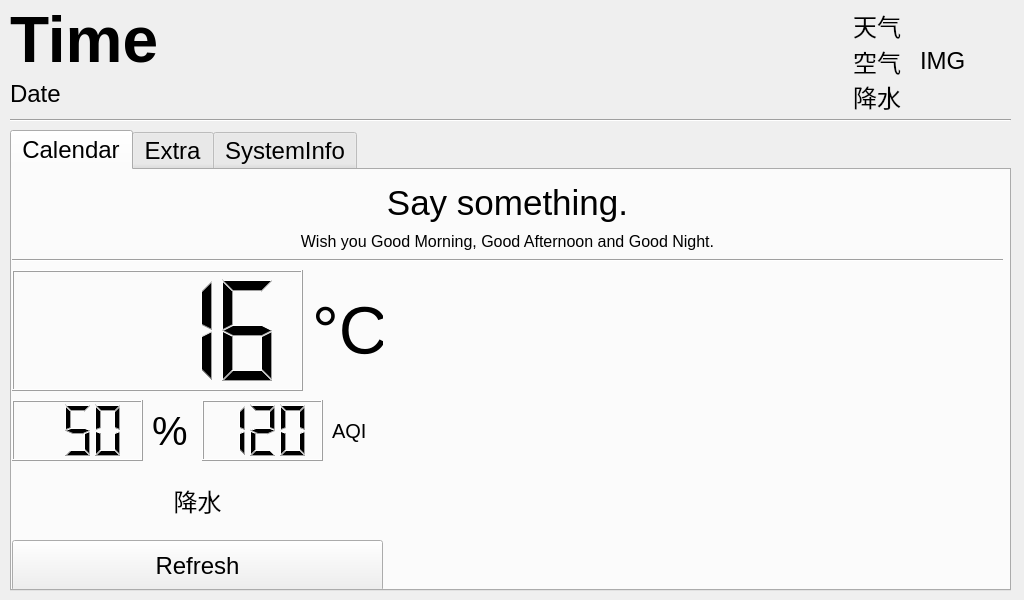
Above: widget.ui from FibreCase/Smart_Desktop before the change. Below: the same form after it.
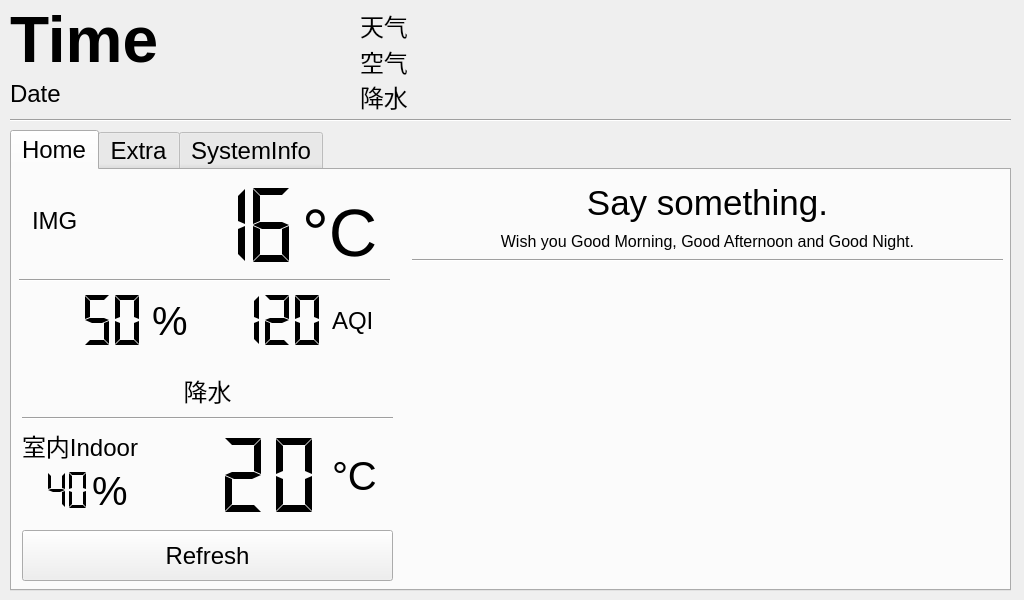
That is the form after the change.

Commit message: 更新室内温度显示

```diff
--- a/widget.ui
+++ b/widget.ui
@@ -63,14 +63,14 @@
    </property>
    <widget class="QWidget" name="tab">
     <attribute name="title">
-     <string>Calendar</string>
+     <string>Home</string>
     </attribute>
     <widget class="Line" name="line_4">
      <property name="geometry">
       <rect>
-       <x>0</x>
+       <x>400</x>
        <y>80</y>
-       <width>991</width>
+       <width>591</width>
        <height>20</height>
       </rect>
      </property>
@@ -81,9 +81,9 @@
     <widget class="QWidget" name="verticalLayoutWidget_3">
      <property name="geometry">
       <rect>
-       <x>0</x>
+       <x>400</x>
        <y>10</y>
-       <width>991</width>
+       <width>591</width>
        <height>71</height>
       </rect>
      </property>
@@ -103,6 +103,9 @@
         <property name="alignment">
          <set>Qt::AlignmentFlag::AlignCenter</set>
         </property>
+        <property name="wordWrap">
+         <bool>true</bool>
+        </property>
        </widget>
       </item>
       <item>
@@ -139,31 +142,40 @@
     <widget class="QLabel" name="msgImgLabel">
      <property name="geometry">
       <rect>
-       <x>380</x>
+       <x>400</x>
        <y>100</y>
-       <width>611</width>
+       <width>591</width>
        <height>311</height>
       </rect>
      </property>
      <property name="text">
       <string/>
      </property>
+     <property name="wordWrap">
+      <bool>false</bool>
+     </property>
     </widget>
     <widget class="QLCDNumber" name="humiLcdNumber">
      <property name="geometry">
       <rect>
-       <x>0</x>
-       <y>230</y>
-       <width>131</width>
+       <x>30</x>
+       <y>120</y>
+       <width>111</width>
        <height>61</height>
       </rect>
      </property>
      <property name="layoutDirection">
       <enum>Qt::LayoutDirection::LeftToRight</enum>
      </property>
+     <property name="frameShape">
+      <enum>QFrame::Shape::NoFrame</enum>
+     </property>
      <property name="digitCount">
       <number>3</number>
      </property>
+     <property name="segmentStyle">
+      <enum>QLCDNumber::SegmentStyle::Flat</enum>
+     </property>
      <property name="intValue" stdset="0">
       <number>50</number>
      </property>
@@ -171,14 +183,20 @@
     <widget class="QLCDNumber" name="tempLcdNumber">
      <property name="geometry">
       <rect>
-       <x>0</x>
-       <y>100</y>
-       <width>291</width>
-       <height>121</height>
+       <x>140</x>
+       <y>10</y>
+       <width>151</width>
+       <height>91</height>
       </rect>
      </property>
+     <property name="frameShape">
+      <enum>QFrame::Shape::NoFrame</enum>
+     </property>
      <property name="digitCount">
-      <number>4</number>
+      <number>3</number>
+     </property>
+     <property name="segmentStyle">
+      <enum>QLCDNumber::SegmentStyle::Flat</enum>
      </property>
      <property name="intValue" stdset="0">
       <number>16</number>
@@ -187,8 +205,8 @@
     <widget class="QPushButton" name="refreshButton">
      <property name="geometry">
       <rect>
-       <x>0</x>
-       <y>370</y>
+       <x>10</x>
+       <y>360</y>
        <width>371</width>
        <height>51</height>
       </rect>
@@ -207,8 +225,8 @@
      <property name="geometry">
       <rect>
        <x>140</x>
-       <y>230</y>
-       <width>41</width>
+       <y>120</y>
+       <width>51</width>
        <height>61</height>
       </rect>
      </property>
@@ -228,10 +246,10 @@
     <widget class="QLabel" name="label_6">
      <property name="geometry">
       <rect>
-       <x>300</x>
-       <y>100</y>
-       <width>71</width>
-       <height>121</height>
+       <x>290</x>
+       <y>10</y>
+       <width>81</width>
+       <height>91</height>
       </rect>
      </property>
      <property name="font">
@@ -244,21 +262,27 @@
       <string>°C</string>
      </property>
      <property name="alignment">
-      <set>Qt::AlignmentFlag::AlignLeading|Qt::AlignmentFlag::AlignLeft|Qt::AlignmentFlag::AlignVCenter</set>
+      <set>Qt::AlignmentFlag::AlignBottom|Qt::AlignmentFlag::AlignLeading|Qt::AlignmentFlag::AlignLeft</set>
      </property>
     </widget>
     <widget class="QLCDNumber" name="airLcdNumber">
      <property name="geometry">
       <rect>
-       <x>190</x>
-       <y>230</y>
-       <width>121</width>
+       <x>210</x>
+       <y>120</y>
+       <width>111</width>
        <height>61</height>
       </rect>
      </property>
+     <property name="frameShape">
+      <enum>QFrame::Shape::NoFrame</enum>
+     </property>
      <property name="digitCount">
       <number>3</number>
      </property>
+     <property name="segmentStyle">
+      <enum>QLCDNumber::SegmentStyle::Flat</enum>
+     </property>
      <property name="intValue" stdset="0">
       <number>120</number>
      </property>
@@ -267,15 +291,15 @@
      <property name="geometry">
       <rect>
        <x>320</x>
-       <y>230</y>
-       <width>51</width>
+       <y>120</y>
+       <width>61</width>
        <height>61</height>
       </rect>
      </property>
      <property name="font">
       <font>
        <family>Arial</family>
-       <pointsize>15</pointsize>
+       <pointsize>18</pointsize>
       </font>
      </property>
      <property name="text">
@@ -288,43 +312,34 @@
     <widget class="QLabel" name="raininfoLabel_2">
      <property name="geometry">
       <rect>
-       <x>0</x>
-       <y>300</y>
+       <x>10</x>
+       <y>190</y>
        <width>371</width>
        <height>61</height>
       </rect>
      </property>
+     <property name="font">
+      <font>
+       <family>Arial</family>
+       <pointsize>18</pointsize>
+      </font>
+     </property>
      <property name="text">
       <string>降水</string>
      </property>
      <property name="alignment">
       <set>Qt::AlignmentFlag::AlignCenter</set>
      </property>
-    </widget>
-   </widget>
-   <widget class="QWidget" name="tab_3">
-    <attribute name="title">
-     <string>Extra</string>
-    </attribute>
-    <widget class="QPushButton" name="vwButton">
-     <property name="geometry">
-      <rect>
-       <x>10</x>
-       <y>60</y>
-       <width>311</width>
-       <height>61</height>
-      </rect>
+     <property name="wordWrap">
+      <bool>true</bool>
      </property>
-     <property name="text">
-      <string>Bilibili Live</string>
-     </property>
     </widget>
-    <widget class="Line" name="line_2">
+    <widget class="Line" name="line_5">
      <property name="geometry">
       <rect>
        <x>10</x>
-       <y>40</y>
-       <width>311</width>
+       <y>240</y>
+       <width>371</width>
        <height>16</height>
       </rect>
      </property>
@@ -332,20 +347,168 @@
       <enum>Qt::Orientation::Horizontal</enum>
      </property>
     </widget>
+    <widget class="QLabel" name="weatherimgLabel">
+     <property name="geometry">
+      <rect>
+       <x>20</x>
+       <y>10</y>
+       <width>81</width>
+       <height>81</height>
+      </rect>
+     </property>
+     <property name="text">
+      <string>IMG</string>
+     </property>
+    </widget>
+    <widget class="Line" name="line_3">
+     <property name="geometry">
+      <rect>
+       <x>7</x>
+       <y>100</y>
+       <width>371</width>
+       <height>20</height>
+      </rect>
+     </property>
+     <property name="orientation">
+      <enum>Qt::Orientation::Horizontal</enum>
+     </property>
+    </widget>
+    <widget class="QLCDNumber" name="inTempLcdNumber">
+     <property name="geometry">
+      <rect>
+       <x>150</x>
+       <y>260</y>
+       <width>171</width>
+       <height>91</height>
+      </rect>
+     </property>
+     <property name="frameShape">
+      <enum>QFrame::Shape::NoFrame</enum>
+     </property>
+     <property name="smallDecimalPoint">
+      <bool>true</bool>
+     </property>
+     <property name="digitCount">
+      <number>3</number>
+     </property>
+     <property name="mode">
+      <enum>QLCDNumber::Mode::Dec</enum>
+     </property>
+     <property name="segmentStyle">
+      <enum>QLCDNumber::SegmentStyle::Flat</enum>
+     </property>
+     <property name="value" stdset="0">
+      <double>20.199999999999999</double>
+     </property>
+     <property name="intValue" stdset="0">
+      <number>20</number>
+     </property>
+    </widget>
+    <widget class="QLabel" name="label_8">
+     <property name="geometry">
+      <rect>
+       <x>320</x>
+       <y>260</y>
+       <width>51</width>
+       <height>91</height>
+      </rect>
+     </property>
+     <property name="font">
+      <font>
+       <family>Arial</family>
+       <pointsize>30</pointsize>
+      </font>
+     </property>
+     <property name="text">
+      <string>°C</string>
+     </property>
+     <property name="alignment">
+      <set>Qt::AlignmentFlag::AlignLeading|Qt::AlignmentFlag::AlignLeft|Qt::AlignmentFlag::AlignVCenter</set>
+     </property>
+    </widget>
+    <widget class="QLCDNumber" name="inHumiLcdNumber">
+     <property name="geometry">
+      <rect>
+       <x>10</x>
+       <y>290</y>
+       <width>71</width>
+       <height>61</height>
+      </rect>
+     </property>
+     <property name="frameShape">
+      <enum>QFrame::Shape::NoFrame</enum>
+     </property>
+     <property name="digitCount">
+      <number>3</number>
+     </property>
+     <property name="segmentStyle">
+      <enum>QLCDNumber::SegmentStyle::Flat</enum>
+     </property>
+     <property name="value" stdset="0">
+      <double>40.000000000000000</double>
+     </property>
+    </widget>
+    <widget class="QLabel" name="label_9">
+     <property name="geometry">
+      <rect>
+       <x>80</x>
+       <y>290</y>
+       <width>51</width>
+       <height>61</height>
+      </rect>
+     </property>
+     <property name="font">
+      <font>
+       <family>Arial</family>
+       <pointsize>30</pointsize>
+      </font>
+     </property>
+     <property name="text">
+      <string>%</string>
+     </property>
+     <property name="alignment">
+      <set>Qt::AlignmentFlag::AlignLeading|Qt::AlignmentFlag::AlignLeft|Qt::AlignmentFlag::AlignVCenter</set>
+     </property>
+    </widget>
     <widget class="QLabel" name="label_4">
      <property name="geometry">
       <rect>
        <x>10</x>
-       <y>10</y>
-       <width>311</width>
+       <y>260</y>
+       <width>121</width>
        <height>31</height>
       </rect>
      </property>
+     <property name="font">
+      <font>
+       <family>Arial</family>
+       <pointsize>18</pointsize>
+       <bold>false</bold>
+      </font>
+     </property>
      <property name="text">
-      <string>Bilibili Live</string>
+      <string>室内Indoor</string>
      </property>
      <property name="alignment">
-      <set>Qt::AlignmentFlag::AlignCenter</set>
+      <set>Qt::AlignmentFlag::AlignLeading|Qt::AlignmentFlag::AlignLeft|Qt::AlignmentFlag::AlignVCenter</set>
+     </property>
+    </widget>
+   </widget>
+   <widget class="QWidget" name="tab_3">
+    <attribute name="title">
+     <string>Extra</string>
+    </attribute>
+    <widget class="QPushButton" name="vwButton">
+     <property name="geometry">
+      <rect>
+       <x>10</x>
+       <y>10</y>
+       <width>311</width>
+       <height>61</height>
+      </rect>
+     </property>
+     <property name="text">
+      <string>Extra APP 1</string>
      </property>
     </widget>
    </widget>
@@ -356,9 +519,9 @@
     <widget class="QWidget" name="verticalLayoutWidget">
      <property name="geometry">
       <rect>
-       <x>310</x>
+       <x>580</x>
        <y>10</y>
-       <width>681</width>
+       <width>411</width>
        <height>401</height>
       </rect>
      </property>
@@ -408,9 +571,9 @@
     <widget class="QWidget" name="verticalLayoutWidget_2">
      <property name="geometry">
       <rect>
-       <x>3</x>
+       <x>290</x>
        <y>10</y>
-       <width>291</width>
+       <width>281</width>
        <height>401</height>
       </rect>
      </property>
@@ -454,6 +617,9 @@
             <height>16777215</height>
            </size>
           </property>
+          <property name="frameShape">
+           <enum>QFrame::Shape::NoFrame</enum>
+          </property>
           <property name="digitCount">
            <number>3</number>
           </property>
@@ -592,9 +758,9 @@
   <widget class="QWidget" name="verticalLayoutWidget_4">
    <property name="geometry">
     <rect>
-     <x>350</x>
+     <x>360</x>
      <y>10</y>
-     <width>551</width>
+     <width>651</width>
      <height>101</height>
     </rect>
    </property>
@@ -605,7 +771,7 @@
        <string>天气</string>
       </property>
       <property name="alignment">
-       <set>Qt::AlignmentFlag::AlignRight|Qt::AlignmentFlag::AlignTrailing|Qt::AlignmentFlag::AlignVCenter</set>
+       <set>Qt::AlignmentFlag::AlignLeading|Qt::AlignmentFlag::AlignLeft|Qt::AlignmentFlag::AlignVCenter</set>
       </property>
      </widget>
     </item>
@@ -615,7 +781,7 @@
        <string>空气</string>
       </property>
       <property name="alignment">
-       <set>Qt::AlignmentFlag::AlignRight|Qt::AlignmentFlag::AlignTrailing|Qt::AlignmentFlag::AlignVCenter</set>
+       <set>Qt::AlignmentFlag::AlignLeading|Qt::AlignmentFlag::AlignLeft|Qt::AlignmentFlag::AlignVCenter</set>
       </property>
      </widget>
     </item>
@@ -625,7 +791,7 @@
        <string>降水</string>
       </property>
       <property name="alignment">
-       <set>Qt::AlignmentFlag::AlignRight|Qt::AlignmentFlag::AlignTrailing|Qt::AlignmentFlag::AlignVCenter</set>
+       <set>Qt::AlignmentFlag::AlignLeading|Qt::AlignmentFlag::AlignLeft|Qt::AlignmentFlag::AlignVCenter</set>
       </property>
      </widget>
     </item>
@@ -634,19 +800,6 @@
    <zorder>airInfoLabel</zorder>
    <zorder>weatherinfoLabel</zorder>
   </widget>
-  <widget class="QLabel" name="weatherimgLabel">
-   <property name="geometry">
-    <rect>
-     <x>920</x>
-     <y>20</y>
-     <width>81</width>
-     <height>81</height>
-    </rect>
-   </property>
-   <property name="text">
-    <string>IMG</string>
-   </property>
-  </widget>
  </widget>
  <resources/>
  <connections/>
```
The commit also changes 7 other files.
